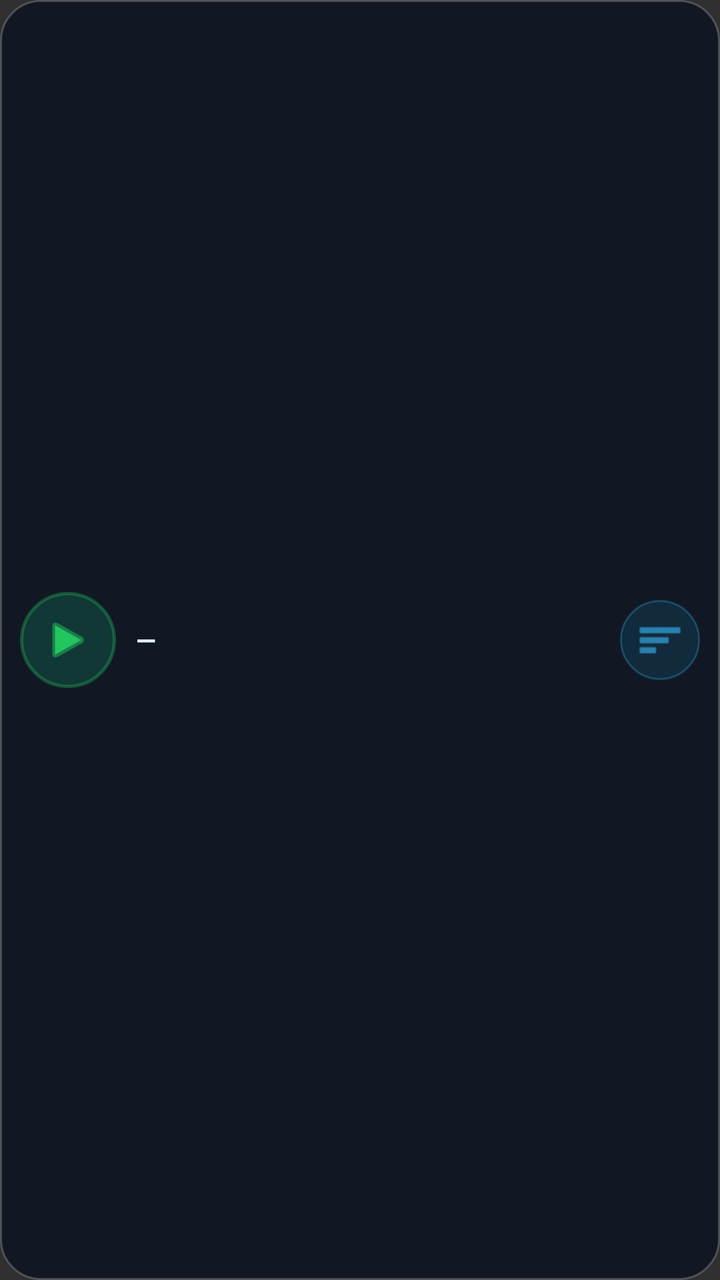
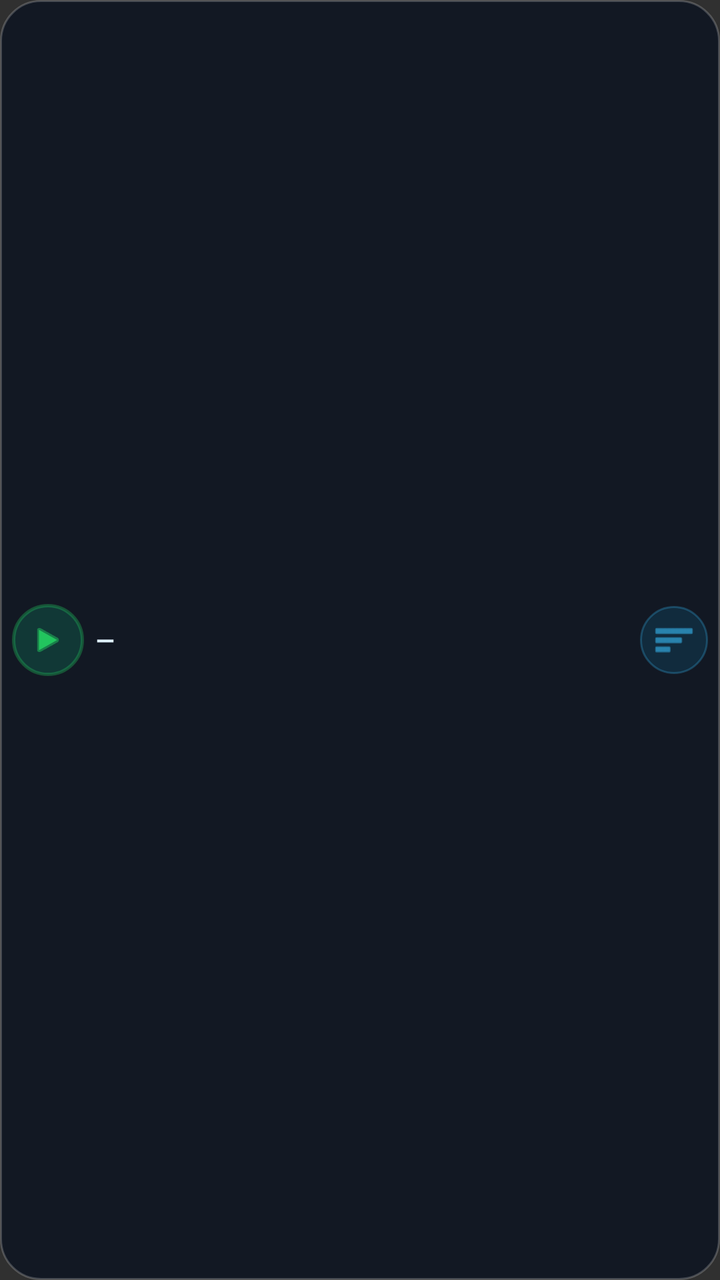

An Android layout rendered at two revisions. The XML below is the earlier revision; the diff shows what the commit changed to produce the second picture.
<!-- AndroidManifest.xml: application theme Theme.VpEgs -->
<!-- res/layout/widget_1x2.xml -->
<?xml version="1.0" encoding="utf-8"?>
<LinearLayout xmlns:android="http://schemas.android.com/apk/res/android"
    android:id="@+id/widget_root"
    android:layout_width="match_parent"
    android:layout_height="match_parent"
    android:orientation="horizontal"
    android:gravity="center_vertical"
    android:padding="10dp"
    android:background="@drawable/widget_bg">

    <FrameLayout
        android:id="@+id/btn_toggle"
        android:layout_width="48dp"
        android:layout_height="48dp"
        android:clickable="true"
        android:focusable="true"
        android:background="@drawable/widget_btn_circle">
        <ImageView
            android:id="@+id/icon_power"
            android:layout_width="26dp"
            android:layout_height="26dp"
            android:layout_gravity="center"
            android:src="@android:drawable/ic_media_play"
            android:tint="#22C55E" />
    </FrameLayout>

    <TextView
        android:id="@+id/txt_country"
        android:layout_width="0dp"
        android:layout_height="wrap_content"
        android:layout_weight="1"
        android:layout_marginStart="10dp"
        android:text="—"
        android:textColor="#E0F2FE"
        android:textSize="13sp"
        android:textStyle="bold"
        android:maxLines="2"
        android:ellipsize="end" />

    <ImageView
        android:id="@+id/btn_best"
        android:layout_width="40dp"
        android:layout_height="40dp"
        android:padding="8dp"
        android:clickable="true"
        android:focusable="true"
        android:src="@android:drawable/ic_menu_sort_by_size"
        android:background="@drawable/widget_btn_small"
        android:tint="#38BDF8"
        android:contentDescription="Best" />
</LinearLayout>
<!-- resources referenced by this layout -->
<resources>
  <!-- drawable widget_bg (drawable) -->
  <?xml version="1.0" encoding="utf-8"?>
  <shape xmlns:android="http://schemas.android.com/apk/res/android" android:shape="rectangle">
      <solid android:color="#CC0B1220" />
      <corners android:radius="20dp" />
      <stroke android:width="1dp" android:color="#33FFFFFF" />
  </shape>
  <!-- drawable widget_btn_circle (drawable) -->
  <?xml version="1.0" encoding="utf-8"?>
  <shape xmlns:android="http://schemas.android.com/apk/res/android"
      android:shape="oval">
      <solid android:color="#3310B981" />
      <stroke android:width="1.5dp" android:color="#5522C55E" />
  </shape>
  <!-- drawable widget_btn_small (drawable) -->
  <?xml version="1.0" encoding="utf-8"?>
  <shape xmlns:android="http://schemas.android.com/apk/res/android"
      android:shape="oval">
      <solid android:color="#220EA5E9" />
      <stroke android:width="1dp" android:color="#4438BDF8" />
  </shape>
  <style name="Theme.VpEgs" parent="android:Theme.Material.NoActionBar">
          <item name="android:statusBarColor">@android:color/transparent</item>
          <item name="android:navigationBarColor">@android:color/transparent</item>
          <item name="android:windowLightStatusBar">false</item>
      </style>
</resources>

<!-- the commit's change to res/layout/widget_1x2.xml (unified diff, before → after) -->
@@ -5,20 +5,20 @@
     android:layout_height="match_parent"
     android:orientation="horizontal"
     android:gravity="center_vertical"
-    android:padding="10dp"
+    android:padding="6dp"
     android:background="@drawable/widget_bg">
 
     <FrameLayout
         android:id="@+id/btn_toggle"
-        android:layout_width="48dp"
-        android:layout_height="48dp"
+        android:layout_width="36dp"
+        android:layout_height="36dp"
         android:clickable="true"
         android:focusable="true"
         android:background="@drawable/widget_btn_circle">
         <ImageView
             android:id="@+id/icon_power"
-            android:layout_width="26dp"
-            android:layout_height="26dp"
+            android:layout_width="18dp"
+            android:layout_height="18dp"
             android:layout_gravity="center"
             android:src="@android:drawable/ic_media_play"
             android:tint="#22C55E" />
@@ -29,23 +29,22 @@
         android:layout_width="0dp"
         android:layout_height="wrap_content"
         android:layout_weight="1"
-        android:layout_marginStart="10dp"
+        android:layout_marginStart="6dp"
         android:text="—"
         android:textColor="#E0F2FE"
-        android:textSize="13sp"
+        android:textSize="12sp"
         android:textStyle="bold"
         android:maxLines="2"
         android:ellipsize="end" />
 
     <ImageView
         android:id="@+id/btn_best"
-        android:layout_width="40dp"
-        android:layout_height="40dp"
-        android:padding="8dp"
+        android:layout_width="34dp"
+        android:layout_height="34dp"
+        android:padding="6dp"
         android:clickable="true"
         android:focusable="true"
         android:src="@android:drawable/ic_menu_sort_by_size"
         android:background="@drawable/widget_btn_small"
-        android:tint="#38BDF8"
-        android:contentDescription="Best" />
+        android:tint="#38BDF8" />
 </LinearLayout>
